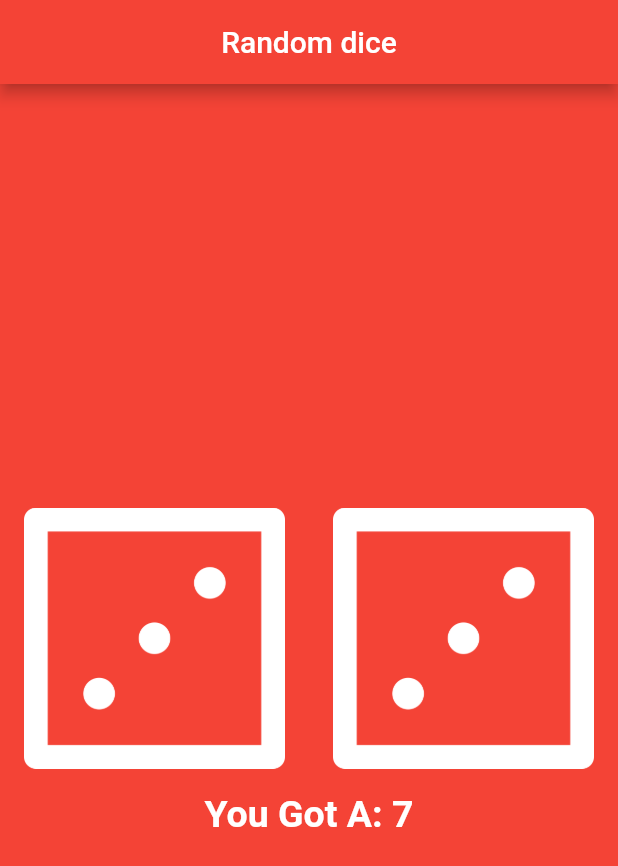
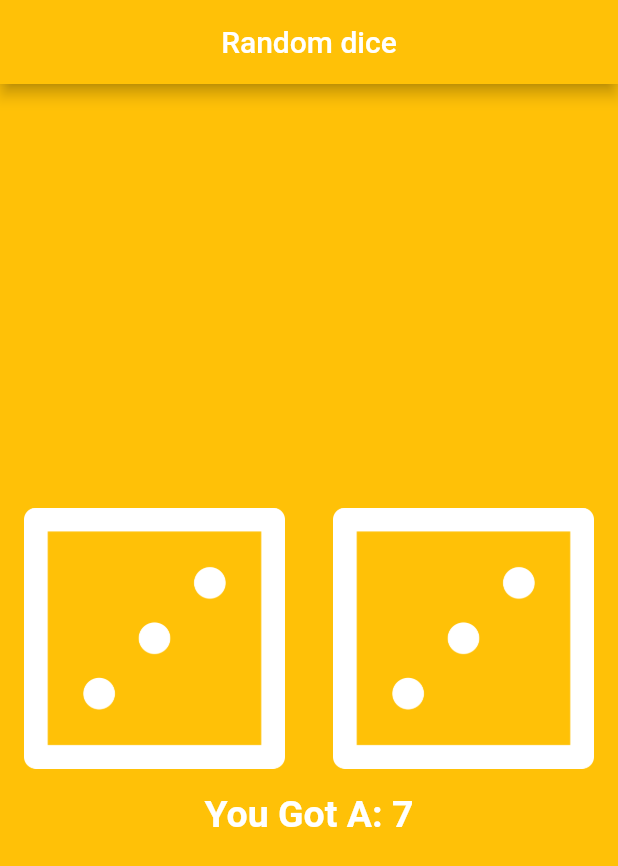
Before and after one commit to ExpressMango/dice_app, a Flutter app: the screen it shows after launch, on a phone screen of 412 x 824 dp. Shown: the top 866 px of the screen. Run offline on Flutter 3.47's test engine with Material 2 defaults, Android fonts, the phone set to English and light mode, and no system bars.

Commit message:
Changed The App Color

```diff
--- a/dice_app/lib/main.dart
+++ b/dice_app/lib/main.dart
@@ -30,11 +30,11 @@ class _MyAppState extends State<MyApp> {
   Widget build(BuildContext context) {
     return MaterialApp(
       home: Scaffold(
-        backgroundColor: Colors.red,
+        backgroundColor: Colors.amber,
         appBar: AppBar(
           title: Text('Random dice'),
           centerTitle: true,
-          backgroundColor: Colors.red,
+          backgroundColor: Colors.amber,
         ),
         body: Column(mainAxisAlignment: MainAxisAlignment.center, children: [
           Row(
```
